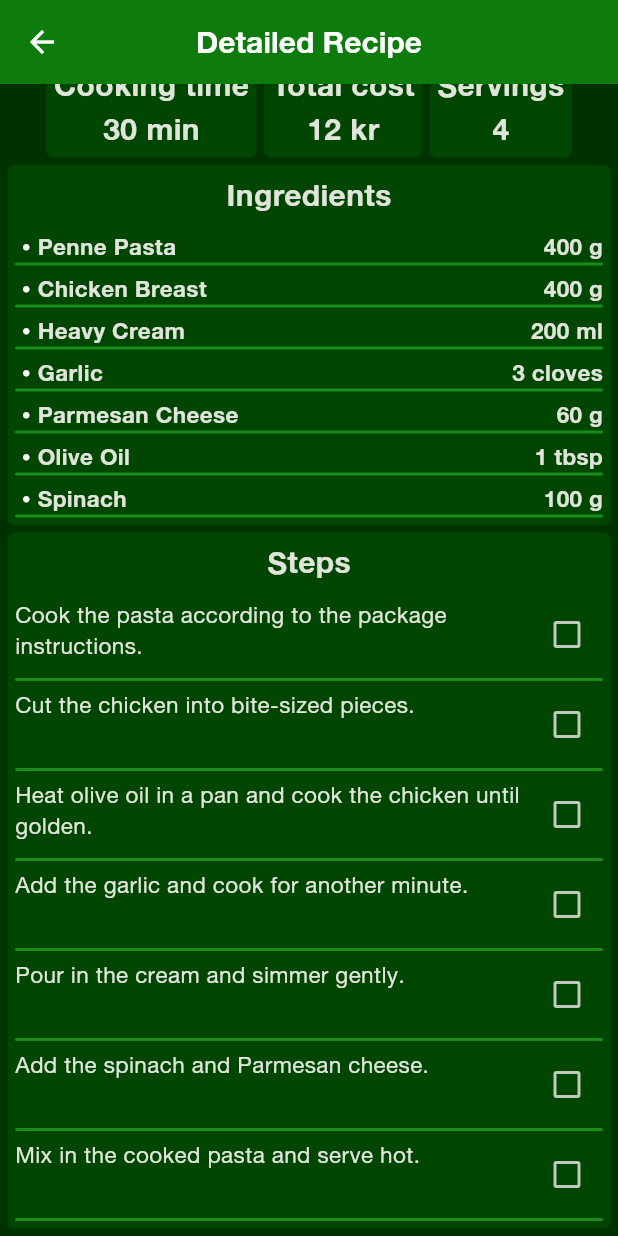
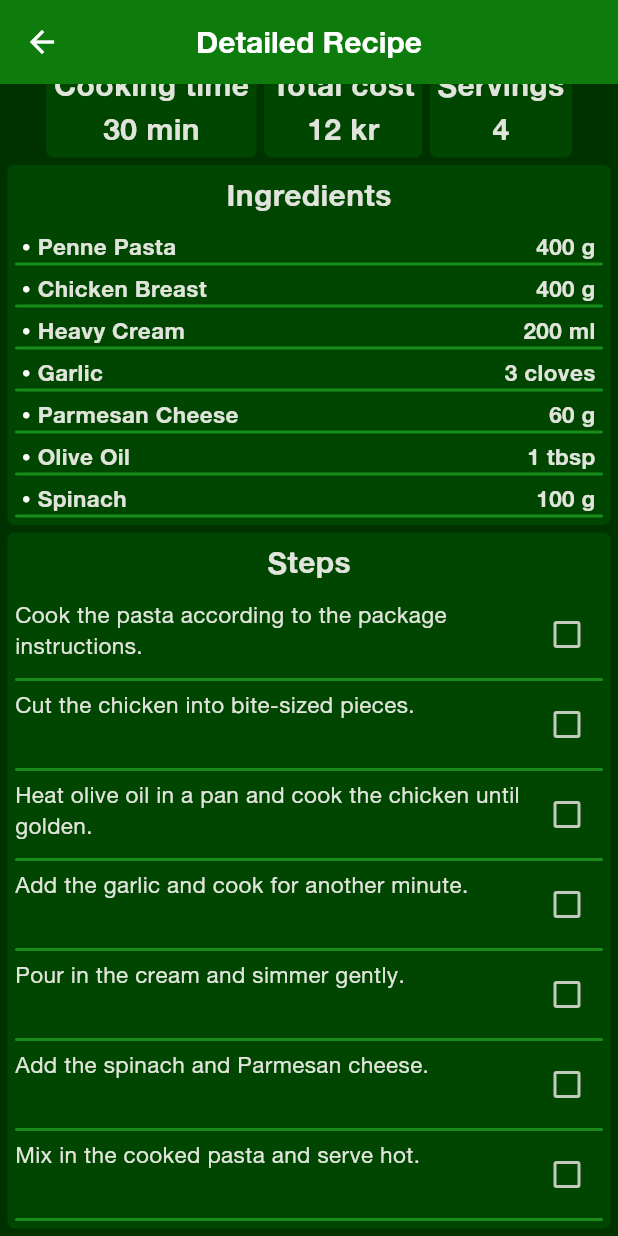
Before and after one commit to sixmarton070122-art/planeat-mobile-app, a Flutter app: the DetailedRecipeScreen screen opened directly with sample values from the repository, scrolled down 359 dp, on a phone screen of 412 x 824 dp. Run offline on Flutter 3.47's test engine with Material 3 defaults, Android fonts, the phone set to English and light mode, and no system bars; our stand-ins replace auto_size_text, cached_network_image; accounts and stored records are empty; network calls fail.

Commit message:
Padding the output

```diff
--- a/lib/screens/detailed_recipe_screen.dart
+++ b/lib/screens/detailed_recipe_screen.dart
@@ -219,8 +219,10 @@ class _DetailedRecipeScreenState extends State<DetailedRecipeScreen> {
                                       child: Row(
                                         spacing: 5,
                                         children: [
-                                          const SizedBox(),
-                                          const Icon(Icons.circle, size: 5),
+                                          Padding(
+                                            padding: const EdgeInsetsGeometry.directional(start: 5),
+                                            child: const Icon(Icons.circle, size: 5),
+                                          ),
                                           Expanded(
                                             child: FittedBox(
                                               fit: BoxFit.scaleDown,
@@ -242,11 +244,14 @@ class _DetailedRecipeScreenState extends State<DetailedRecipeScreen> {
                                     const SizedBox(width: 10),
 
                                     // AMOUNT — fixed size, never shrinks
-                                    Text(
-                                      ingredient.amount,
-                                      style: const TextStyle(
-                                        fontSize: 15,
-                                        fontWeight: FontWeight.bold,
+                                    Padding(
+                                      padding: const EdgeInsetsGeometry.directional(end: 5),
+                                      child: Text(
+                                        ingredient.amount,
+                                        style: const TextStyle(
+                                          fontSize: 15,
+                                          fontWeight: FontWeight.bold,
+                                        ),
                                       ),
                                     ),
                                   ],
```
